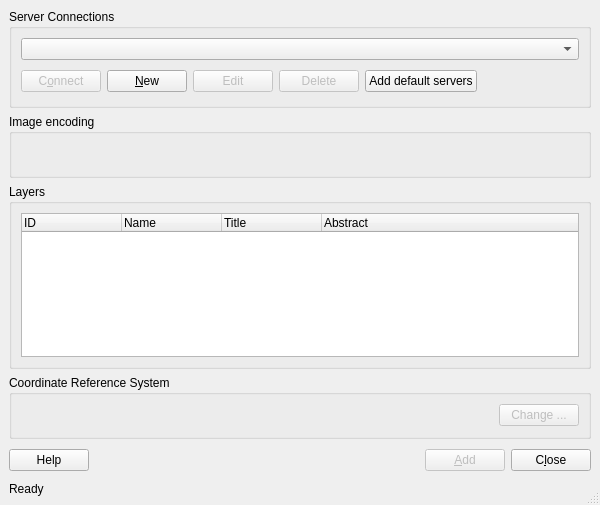
This is qgis/src/ui/qgsserversourceselectbase.ui in sourcepole/qgis as Qt 5 draws it before an edit. The edited form follows.
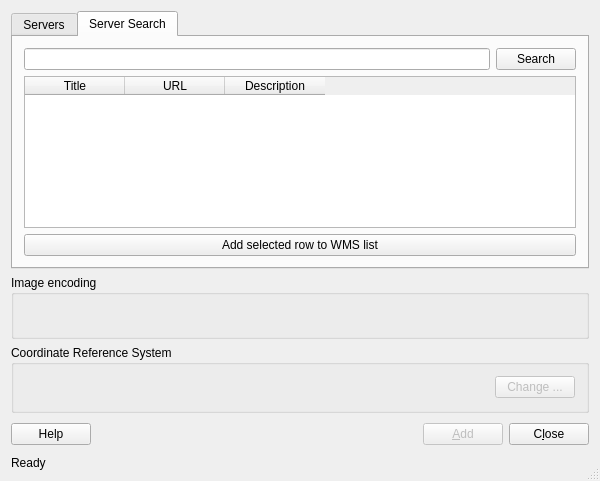
This is the edited form. The open tabs and pages were chosen to show the change. Icons and pictures are not drawn.

Commit message:
Added open WMS search interface from Mathias Walker
Mathias Walker <mwa at sourcepole.ch>, Sourcepole AG

Patch:
```diff
--- a/qgis/src/ui/qgsserversourceselectbase.ui
+++ b/qgis/src/ui/qgsserversourceselectbase.ui
@@ -6,7 +6,7 @@
     <x>0</x>
     <y>0</y>
     <width>600</width>
-    <height>505</height>
+    <height>481</height>
    </rect>
   </property>
   <property name="windowTitle" >
@@ -22,53 +22,16 @@
    <bool>true</bool>
   </property>
   <layout class="QGridLayout" >
-   <property name="margin" >
-    <number>9</number>
-   </property>
-   <property name="spacing" >
-    <number>6</number>
-   </property>
    <item row="0" column="0" colspan="4" >
-    <widget class="QGroupBox" name="GroupBox1" >
-     <property name="title" >
-      <string>Server Connections</string>
+    <widget class="QTabWidget" name="tabWidget" >
+     <property name="currentIndex" >
+      <number>0</number>
      </property>
+     <widget class="QWidget" name="tab" >
+      <attribute name="title" >
+       <string>Servers</string>
+      </attribute>
      <layout class="QGridLayout" >
-      <property name="margin" >
-       <number>9</number>
-      </property>
-      <property name="spacing" >
-       <number>6</number>
-      </property>
-      <item row="1" column="4" >
-       <widget class="QPushButton" name="btnAddDefault" >
-        <property name="statusTip" >
-         <string>Adds a few example WMS servers</string>
-        </property>
-        <property name="whatsThis" >
-         <string comment="Adds several example WMS servers to the list" />
-        </property>
-        <property name="text" >
-         <string>Add default servers</string>
-        </property>
-       </widget>
-      </item>
-      <item row="1" column="5" >
-       <spacer>
-        <property name="orientation" >
-         <enum>Qt::Horizontal</enum>
-        </property>
-        <property name="sizeType" >
-         <enum>QSizePolicy::Expanding</enum>
-        </property>
-        <property name="sizeHint" >
-         <size>
-          <width>131</width>
-          <height>30</height>
-         </size>
-        </property>
-       </spacer>
-      </item>
       <item row="0" column="0" colspan="6" >
        <widget class="QComboBox" name="cmbConnections" />
       </item>
@@ -82,6 +45,13 @@
         </property>
        </widget>
       </item>
+       <item row="1" column="1" >
+        <widget class="QPushButton" name="btnNew" >
+         <property name="text" >
+          <string>&amp;New</string>
+         </property>
+        </widget>
+       </item>
       <item row="1" column="2" >
        <widget class="QPushButton" name="btnEdit" >
         <property name="enabled" >
@@ -102,36 +72,20 @@
         </property>
        </widget>
       </item>
-      <item row="1" column="1" >
-       <widget class="QPushButton" name="btnNew" >
-        <property name="text" >
-         <string>&amp;New</string>
-        </property>
-       </widget>
-      </item>
-     </layout>
-    </widget>
-   </item>
-   <item row="3" column="0" colspan="4" >
-    <widget class="QGroupBox" name="gbCRS" >
-     <property name="title" >
-      <string>Coordinate Reference System</string>
-     </property>
-     <layout class="QHBoxLayout" >
-      <property name="margin" >
-       <number>9</number>
-      </property>
-      <property name="spacing" >
-       <number>6</number>
-      </property>
-      <item>
-       <widget class="QLabel" name="labelCoordRefSys" >
+       <item row="1" column="4" >
+        <widget class="QPushButton" name="btnAddDefault" >
+         <property name="statusTip" >
+          <string>Adds a few example WMS servers</string>
+         </property>
+         <property name="whatsThis" >
+          <string comment="Adds several example WMS servers to the list" />
+         </property>
         <property name="text" >
-         <string/>
+          <string>Add default servers</string>
         </property>
        </widget>
       </item>
-      <item>
+       <item row="1" column="5" >
        <spacer>
         <property name="orientation" >
          <enum>Qt::Horizontal</enum>
@@ -141,80 +95,16 @@
         </property>
         <property name="sizeHint" >
          <size>
-          <width>441</width>
-          <height>23</height>
+           <width>131</width>
+           <height>30</height>
          </size>
         </property>
        </spacer>
       </item>
-      <item>
-       <widget class="QPushButton" name="btnChangeSpatialRefSys" >
-        <property name="enabled" >
-         <bool>false</bool>
-        </property>
-        <property name="text" >
-         <string>Change ...</string>
-        </property>
-       </widget>
-      </item>
-     </layout>
-    </widget>
-   </item>
-   <item row="5" column="0" colspan="4" >
-    <widget class="QLabel" name="labelStatus" >
-     <property name="sizePolicy" >
-      <sizepolicy>
-       <hsizetype>13</hsizetype>
-       <vsizetype>5</vsizetype>
-       <horstretch>0</horstretch>
-       <verstretch>0</verstretch>
-      </sizepolicy>
-     </property>
-     <property name="text" >
-      <string>Ready</string>
-     </property>
-     <property name="wordWrap" >
-      <bool>false</bool>
-     </property>
-    </widget>
-   </item>
-   <item row="4" column="2" >
-    <widget class="QPushButton" name="btnAdd" >
-     <property name="enabled" >
-      <bool>false</bool>
-     </property>
-     <property name="text" >
-      <string>&amp;Add</string>
-     </property>
-     <property name="shortcut" >
-      <string>Alt+A</string>
-     </property>
-     <property name="autoDefault" >
-      <bool>true</bool>
-     </property>
-     <property name="default" >
-      <bool>true</bool>
-     </property>
-    </widget>
-   </item>
-   <item row="2" column="0" colspan="4" >
-    <widget class="QGroupBox" name="groupBox2" >
-     <property name="title" >
-      <string>Layers</string>
-     </property>
-     <layout class="QVBoxLayout" >
-      <property name="margin" >
-       <number>9</number>
-      </property>
-      <property name="spacing" >
-       <number>6</number>
-      </property>
-      <item>
+       <item row="2" column="0" colspan="6" >
        <widget class="QTreeWidget" name="lstLayers" >
         <property name="sizePolicy" >
-         <sizepolicy>
-          <hsizetype>7</hsizetype>
-          <vsizetype>7</vsizetype>
+          <sizepolicy vsizetype="Expanding" hsizetype="Expanding" >
           <horstretch>0</horstretch>
           <verstretch>0</verstretch>
          </sizepolicy>
@@ -249,13 +139,67 @@
       </item>
      </layout>
     </widget>
+     <widget class="QWidget" name="tab_2" >
+      <attribute name="title" >
+       <string>Server Search</string>
+      </attribute>
+      <layout class="QGridLayout" >
+       <item row="0" column="0" >
+        <widget class="QLineEdit" name="leSearchTerm" />
+       </item>
+       <item row="0" column="1" >
+        <widget class="QPushButton" name="btnSearch" >
+         <property name="text" >
+          <string>Search</string>
+         </property>
+         <property name="default" >
+          <bool>true</bool>
+         </property>
+        </widget>
+       </item>
+       <item row="1" column="0" colspan="2" >
+        <widget class="QTableWidget" name="tableWidgetWMSList" >
+         <property name="selectionMode" >
+          <enum>QAbstractItemView::SingleSelection</enum>
+         </property>
+         <property name="selectionBehavior" >
+          <enum>QAbstractItemView::SelectRows</enum>
+         </property>
+         <property name="cornerButtonEnabled" >
+          <bool>false</bool>
+         </property>
+         <column>
+          <property name="text" >
+           <string>Title</string>
+          </property>
+         </column>
+         <column>
+          <property name="text" >
+           <string>URL</string>
+          </property>
+         </column>
+         <column>
+          <property name="text" >
+           <string>Description</string>
+          </property>
+         </column>
+        </widget>
+       </item>
+       <item row="2" column="0" colspan="2" >
+        <widget class="QPushButton" name="btnAddWMS" >
+         <property name="text" >
+          <string>Add selected row to WMS list</string>
+         </property>
+        </widget>
+       </item>
+      </layout>
+     </widget>
+    </widget>
    </item>
    <item row="1" column="0" colspan="4" >
     <widget class="QGroupBox" name="btnGrpImageEncoding" >
      <property name="sizePolicy" >
-      <sizepolicy>
-       <hsizetype>5</hsizetype>
-       <vsizetype>5</vsizetype>
+      <sizepolicy vsizetype="Preferred" hsizetype="Preferred" >
        <horstretch>0</horstretch>
        <verstretch>0</verstretch>
       </sizepolicy>
@@ -271,7 +215,20 @@
      </property>
     </widget>
    </item>
-   <item row="4" column="1" >
+   <item row="2" column="0" colspan="4" >
+    <widget class="QGroupBox" name="gbCRS" >
+     <property name="title" >
+      <string>Coordinate Reference System</string>
+     </property>
+     <layout class="QHBoxLayout" >
+      <item>
+       <widget class="QLabel" name="labelCoordRefSys" >
+        <property name="text" >
+         <string/>
+        </property>
+       </widget>
+      </item>
+      <item>
     <spacer>
      <property name="orientation" >
       <enum>Qt::Horizontal</enum>
@@ -281,13 +238,26 @@
      </property>
      <property name="sizeHint" >
       <size>
-       <width>284</width>
-       <height>31</height>
+          <width>441</width>
+          <height>23</height>
       </size>
      </property>
     </spacer>
    </item>
-   <item row="4" column="0" >
+      <item>
+       <widget class="QPushButton" name="btnChangeSpatialRefSys" >
+        <property name="enabled" >
+         <bool>false</bool>
+        </property>
+        <property name="text" >
+         <string>Change ...</string>
+        </property>
+       </widget>
+      </item>
+     </layout>
+    </widget>
+   </item>
+   <item row="3" column="0" >
     <widget class="QPushButton" name="btnHelp" >
      <property name="enabled" >
       <bool>true</bool>
@@ -303,7 +273,42 @@
      </property>
     </widget>
    </item>
-   <item row="4" column="3" >
+   <item row="3" column="1" >
+    <spacer>
+     <property name="orientation" >
+      <enum>Qt::Horizontal</enum>
+     </property>
+     <property name="sizeType" >
+      <enum>QSizePolicy::Expanding</enum>
+     </property>
+     <property name="sizeHint" >
+      <size>
+       <width>284</width>
+       <height>31</height>
+      </size>
+     </property>
+    </spacer>
+   </item>
+   <item row="3" column="2" >
+    <widget class="QPushButton" name="btnAdd" >
+     <property name="enabled" >
+      <bool>false</bool>
+     </property>
+     <property name="text" >
+      <string>&amp;Add</string>
+     </property>
+     <property name="shortcut" >
+      <string>Alt+A</string>
+     </property>
+     <property name="autoDefault" >
+      <bool>true</bool>
+     </property>
+     <property name="default" >
+      <bool>true</bool>
+     </property>
+    </widget>
+   </item>
+   <item row="3" column="3" >
     <widget class="QPushButton" name="btnCancel" >
      <property name="text" >
       <string>C&amp;lose</string>
@@ -316,6 +321,22 @@
      </property>
     </widget>
    </item>
+   <item row="4" column="0" colspan="4" >
+    <widget class="QLabel" name="labelStatus" >
+     <property name="sizePolicy" >
+      <sizepolicy vsizetype="Preferred" hsizetype="Ignored" >
+       <horstretch>0</horstretch>
+       <verstretch>0</verstretch>
+      </sizepolicy>
+     </property>
+     <property name="text" >
+      <string>Ready</string>
+     </property>
+     <property name="wordWrap" >
+      <bool>false</bool>
+     </property>
+    </widget>
+   </item>
   </layout>
  </widget>
  <layoutdefault spacing="6" margin="11" />
```
Lines whose indentation alone changed are shown as unchanged. The commit also changes 3 other files.
